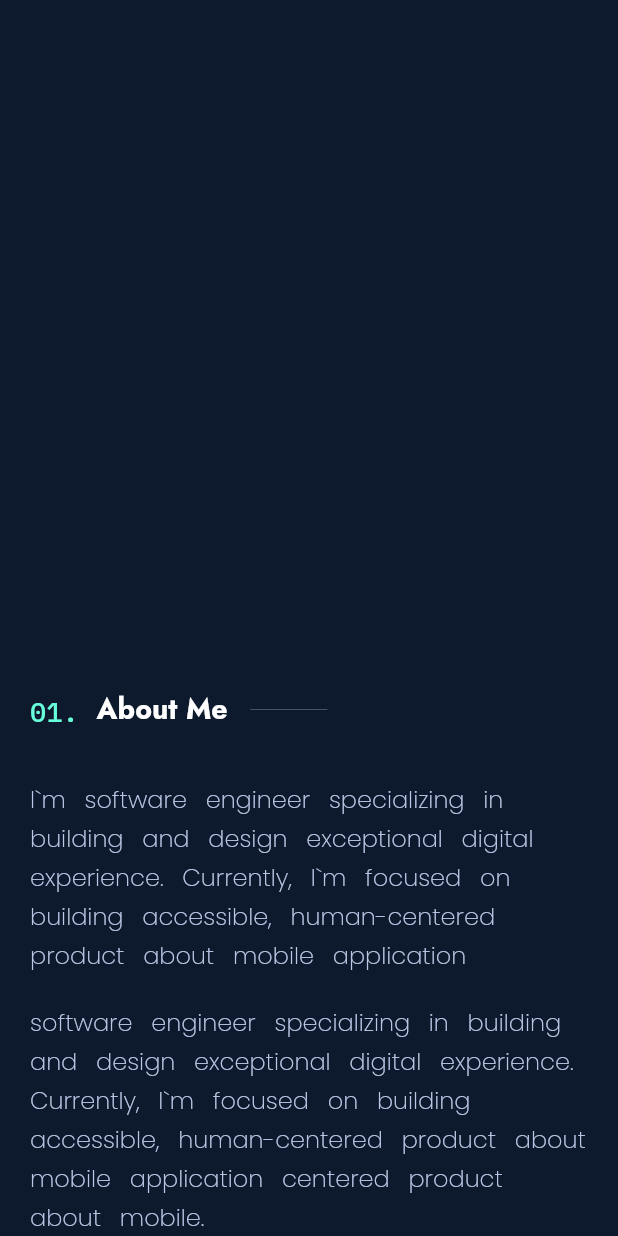
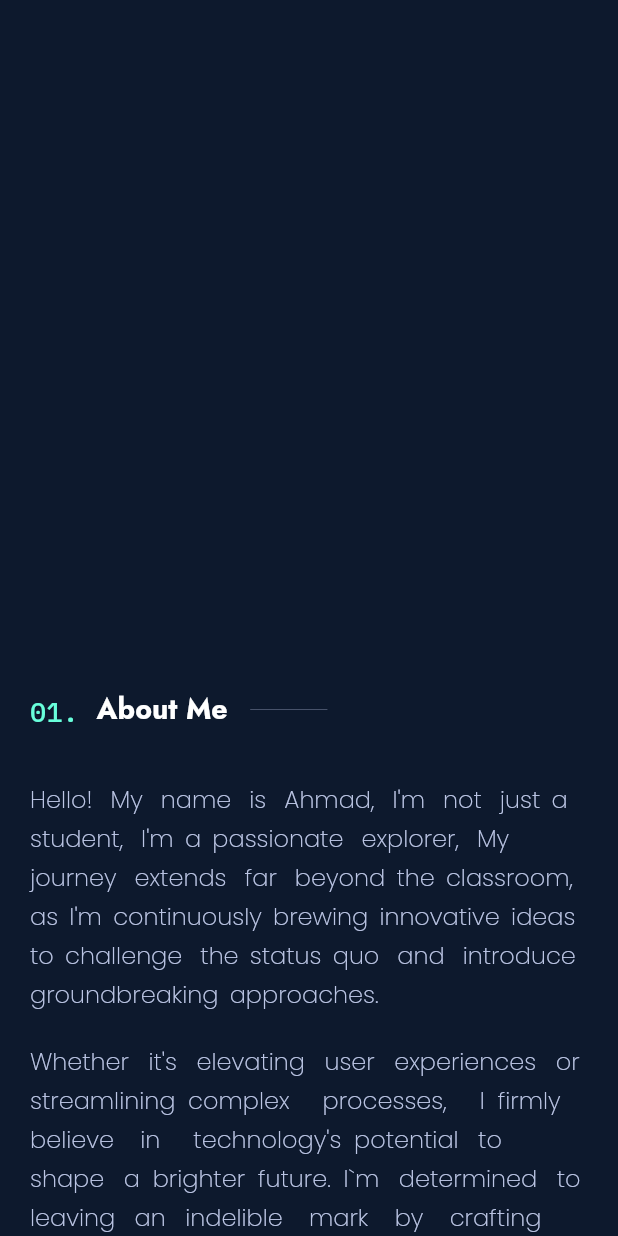
Before and after one commit to Ahmad-Mdadeh/portfolio, a Flutter app: the screen it shows after launch, scrolled down 576 dp, on a phone screen of 412 x 824 dp. Run offline on Flutter 3.47's test engine with Material 2 defaults, Android fonts, the phone set to English and light mode, and no system bars; drawn by our look-alikes of flutter_animate, scroll_to_index; our stand-ins replace animated_text_kit, eva_icons_flutter, get, responsive_framework, smooth_page_indicator.

Commit message:
Update Information

```diff
--- a/lib/modules/home/home_controller.dart
+++ b/lib/modules/home/home_controller.dart
@@ -18,10 +18,9 @@ class HomeController extends GetxController {
   Future<void> sendEmail() async {
     final Uri emailLaunchUri = Uri(
       scheme: 'mailto',
-      path: 'ahmad.abowatan.2000@gmail.com',
+      path: 'eng.ahmadmdadeh@gmail.com',
       queryParameters: {
-        'subject': 'Your subject here',
-        'body': 'Your email content here',
+        'subject': 'Hi,Ahmad',
       },
     );
 
--- a/lib/modules/pages/about.dart
+++ b/lib/modules/pages/about.dart
@@ -14,10 +14,14 @@ import 'package:responsive_framework/responsive_framework.dart' as res;
 class About extends StatelessWidget {
   About({Key? key}) : super(key: key);
   final RxBool isHovered = false.obs;
-  final List technologiesName = [
+  final List technologiesName1 = [
     "Flutter",
-    "Flutter",
-    "Flutter",
+    "Git      ",
+    "OOP   ",
+  ];final List technologiesName2 = [
+    "Firebase",
+    "Rest Api",
+    "GetX",
   ];
 
   @override
@@ -27,7 +31,7 @@ class About extends StatelessWidget {
         bottom: AppPadding.p400,
         left: res.ResponsiveWrapper.of(context).isSmallerThan(res.TABLET)
             ? AppPadding.p20
-            : MediaQuery.of(context).size.width * 0.18,
+            : MediaQuery.of(context).size.width * 0.20,
         right: res.ResponsiveWrapper.of(context).isSmallerThan(res.TABLET)
             ? AppPadding.p20
             : 0,
@@ -82,11 +86,11 @@ class About extends StatelessWidget {
                   SizedBox(
                     width: 550,
                     child: TextWidget(
-                      wordSpacing: 8,
+                      wordSpacing: 3,
                       height: 1.6,
                       color: ColorManager.secondary,
                       text:
-                          "I`m software engineer specializing in building and design exceptional digital experience. Currently, I`m focused on building accessible, human-centered product about mobile application",
+                          "Hello!  My  name  is  Ahmad,  I'm  not  just a student,  I'm a passionate  explorer,  My  journey  extends  far  beyond the classroom, as I'm continuously brewing innovative ideas to challenge  the status quo  and  introduce  groundbreaking approaches.",
                       fontSize: FontSize.s16,
                       fontFamily: "poppins",
                     ),
@@ -98,10 +102,9 @@ class About extends StatelessWidget {
                     width: 550,
                     child: TextWidget(
                       height: 1.6,
-                      wordSpacing: 8,
+                      wordSpacing: 4,
                       color: ColorManager.secondary,
-                      text:
-                          "software engineer specializing in building and design exceptional digital experience. Currently, I`m focused on building accessible, human-centered product about mobile application centered product about mobile.",
+                      text: "Whether  it's  elevating  user  experiences  or  streamlining complex    processes,    I firmly    believe   in    technology's potential  to  shape  a brighter future. I`m  determined  to leaving  an  indelible   mark   by   crafting   solutions   that address the diverse needs of our global community.",
                       fontSize: FontSize.s16,
                       fontFamily: "poppins",
                     ),
@@ -152,6 +155,7 @@ class About extends StatelessWidget {
                   SizedBox(
                     width: 550,
                     child: TextWidget(
+                      wordSpacing: 9.7,
                       height: 1.7,
                       color: ColorManager.secondary,
                       text:
@@ -166,8 +170,8 @@ class About extends StatelessWidget {
                   ...List.generate(
                     3,
                     (index) => TechnologiesList(
-                      technology: technologiesName[index],
-                      technology2: technologiesName[index],
+                      technology1: technologiesName1[index],
+                      technology2: technologiesName2[index],
                       width: 120,
                     ),
                   ),
@@ -177,7 +181,7 @@ class About extends StatelessWidget {
           ),
           const res.ResponsiveRowColumnItem(
             child: SizedBox(
-              width: 50,
+              width: 70,
             ),
           ),
           res.ResponsiveRowColumnItem(
@@ -262,7 +266,7 @@ class About extends StatelessWidget {
       ),
     )
         .animate(delay: 200.ms)
-        .slideX(duration: 600.ms, begin: 0.25)
+        .slideX(duration: 600.ms, begin: 0.1)
         .fadeIn(duration: 1000.ms);
   }
 }
--- a/lib/modules/pages/contact.dart
+++ b/lib/modules/pages/contact.dart
@@ -225,7 +225,7 @@ class Contact extends StatelessWidget {
       ),
     )
         .animate(delay: 200.ms)
-        .slideX(duration: 600.ms, begin: -0.25)
+        .slideX(duration: 600.ms, begin: -0.1)
         .fadeIn(duration: 1000.ms);
   }
 }
--- a/lib/modules/pages/intro.dart
+++ b/lib/modules/pages/intro.dart
@@ -21,7 +21,7 @@ class Intro extends StatelessWidget {
         bottom: AppPadding.p400,
         left: res.ResponsiveWrapper.of(context).isSmallerThan(res.TABLET)
             ? AppPadding.p20
-            : MediaQuery.of(context).size.width * 0.18,
+            : MediaQuery.of(context).size.width * 0.20,
         right: res.ResponsiveWrapper.of(context).isSmallerThan(res.TABLET)
             ? AppPadding.p20
             : 0,
@@ -68,12 +68,13 @@ class Intro extends StatelessWidget {
           Padding(
             padding: const EdgeInsets.only(right: AppPadding.p40),
             child: SizedBox(
-              width: 600,
+              width: 650,
               child: TextWidget(
                 height: 1.6,
                 color: ColorManager.secondary,
+                wordSpacing: 4,
                 text:
-                    "I`m software engineer specializing in building and design exceptional digital experience. Currently, I`m focused on building accessible, human-centered product about mobile application.",
+                    "I'm an Information Technology Engineering Student at Damascus University, Specialize\nin Software Engineering, and I Crafting dynamic apps with Flutter to provide seamless user experiences across platforms.",
                 fontSize: FontSize.s14,
                 fontFamily: "poppins",
               ),
--- a/lib/resources/assets_manager.dart
+++ b/lib/resources/assets_manager.dart
@@ -4,11 +4,9 @@ const String jsonPath = "assets/json";
 class ImagesAssets {
   static const String photo = '$imagePath/photo.jpg';
   static const String photo2 = '$imagePath/pic2.png';
-  static const String photo3 = '$imagePath/pic3.jpg';
+  static const String photo3 = '$imagePath/pic3.png';
   static const String photo4 = '$imagePath/pic4.jpg';
   static const String menu = '$imagePath/menu.png';
+}
 
-
-}
-class JsonAssets {
-}
+class JsonAssets {}
--- /dev/null
+++ b/lib/resources/string_manager.dart
@@ -0,0 +1,13 @@
+final List projectDescription = [
+  "Property Management System, a PropertUnity is all-in-one property platform for buying, renting, and selling properties. The app boasts a user-friendly frontend developed with Flutter. Key features include property posting, direct property transactions, detailed property views, property rating, and advanced search .",
+  "Property Management System, a PropertUnity is all-in-one property platform for buying, renting, and selling properties. The app boasts a user-friendly frontend developed with Flutter. Key features include property posting, direct property transactions, detailed property views, property rating, and advanced search .",
+  "Property Management System, a PropertUnity is all-in-one property platform for buying, renting, and selling properties. The app boasts a user-friendly frontend developed with Flutter. Key features include property posting, direct property transactions, detailed property views, property rating, and advanced search .",
+];
+final List projectName = [
+  "PropertUnity",
+  "PropertUnity",
+  "PropertUnity",
+];
+final List urlList = [
+  Uri.parse("https://github.com/Ahmad-Mdadeh/property_management_system"),
+];
--- a/lib/widget/left_bar.dart
+++ b/lib/widget/left_bar.dart
@@ -43,7 +43,7 @@ class LeftBar extends StatelessWidget {
                   child: RotatedBox(
                     quarterTurns: 1,
                     child: TextWidget(
-                      text: "ahmad.watan.2000@gmail.com",
+                      text: "eng.ahmadmdadeh@gmail.com",
                       fontSize: FontSize.s14,
                       color: isHoveredE.value
                           ? ColorManager.primary
--- a/lib/widget/technologies_list.dart
+++ b/lib/widget/technologies_list.dart
@@ -7,13 +7,13 @@ import 'package:portfolio/widget/text_widget.dart';
 import 'package:responsive_framework/responsive_framework.dart' as res;
 
 class TechnologiesList extends StatelessWidget {
-  final String technology;
+  final String technology1;
   final String technology2;
   final double width;
 
   const TechnologiesList({
     super.key,
-    required this.technology,
+    required this.technology1,
     required this.technology2,
     required this.width,
   });
@@ -38,7 +38,7 @@ class TechnologiesList extends StatelessWidget {
                 width: 8,
               ),
               TextWidget(
-                text: technology,
+                text: technology1,
                 fontSize: FontSize.s16,
                 color: ColorManager.secondary,
                 fontFamily: "poppins",
```
Also changed, not shown: lib/modules/pages/experience.dart (+23 -14 lines), lib/modules/pages/portfolio.dart (+13 -6 lines), lib/widget/portfolio_item_desktop.dart (+12 -5 lines), lib/widget/portfolio_item_mobile.dart (renamed from lib/widget/portfolio_item_moile.dart, +5 -3 lines), assets/assets/images/pic2.png, assets/assets/images/pic3.jpg (deleted), assets/assets/images/pic3.png (added).
